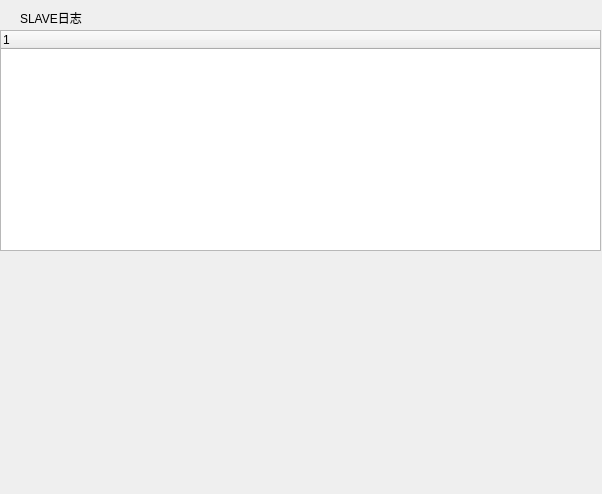
First picture: the form in widgets/ui/logUI.ui, repository shixiutingfen/u2smonitor, before the edit.
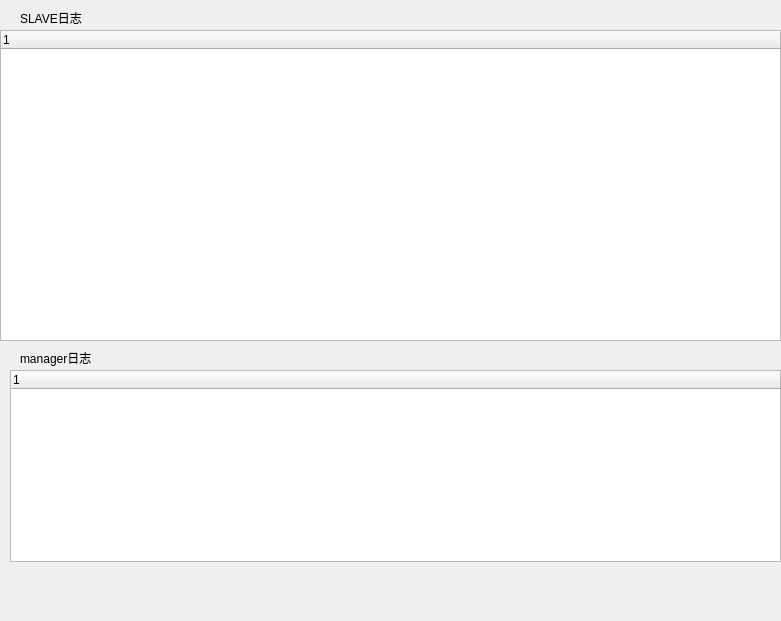
Second picture: the form after the edit.

The edit to the form file:
```diff
--- a/widgets/ui/logUI.ui
+++ b/widgets/ui/logUI.ui
@@ -6,8 +6,8 @@
    <rect>
     <x>0</x>
     <y>0</y>
-    <width>602</width>
-    <height>494</height>
+    <width>781</width>
+    <height>621</height>
    </rect>
   </property>
   <property name="windowTitle">
@@ -31,8 +31,36 @@
     <rect>
      <x>0</x>
      <y>30</y>
-     <width>601</width>
-     <height>221</height>
+     <width>781</width>
+     <height>311</height>
+    </rect>
+   </property>
+   <column>
+    <property name="text">
+     <string notr="true">1</string>
+    </property>
+   </column>
+  </widget>
+  <widget class="QLabel" name="label_2">
+   <property name="geometry">
+    <rect>
+     <x>20</x>
+     <y>350</y>
+     <width>101</width>
+     <height>16</height>
+    </rect>
+   </property>
+   <property name="text">
+    <string>manager日志</string>
+   </property>
+  </widget>
+  <widget class="QTreeWidget" name="treeWidget_2">
+   <property name="geometry">
+    <rect>
+     <x>10</x>
+     <y>370</y>
+     <width>771</width>
+     <height>192</height>
     </rect>
    </property>
    <column>
```
